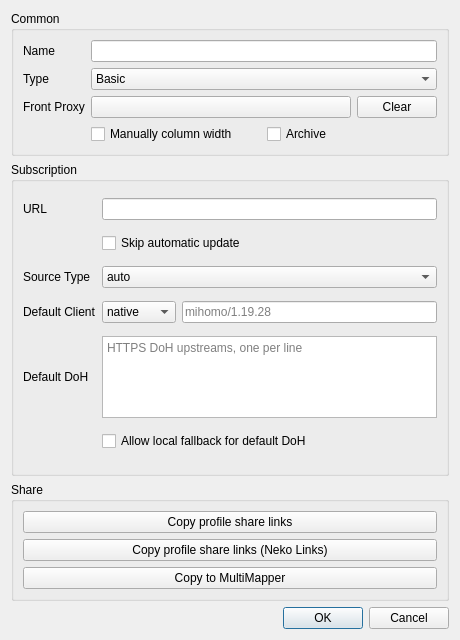
First picture: the form in ui/edit/dialog_edit_group.ui, repository DavidYordan/nekoray, before the edit.
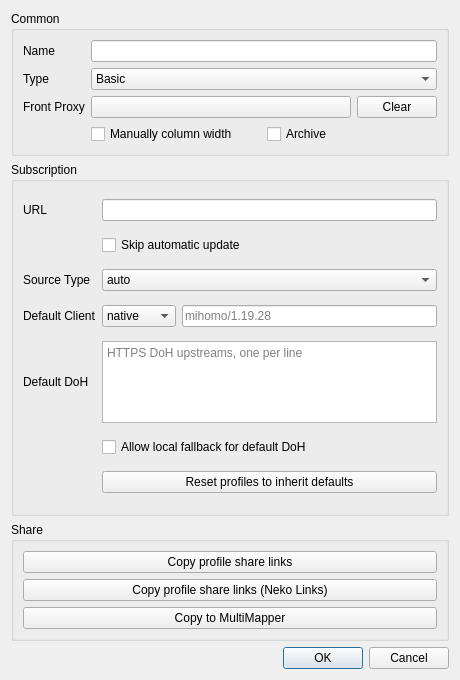
Second picture: the form after the edit. Custom widgets are drawn as their Qt base class.

```diff
--- a/ui/edit/dialog_edit_group.ui
+++ b/ui/edit/dialog_edit_group.ui
@@ -7,7 +7,7 @@
     <x>0</x>
     <y>0</y>
     <width>460</width>
-    <height>640</height>
+    <height>680</height>
    </rect>
   </property>
   <property name="minimumSize">
@@ -233,6 +233,13 @@
         </property>
        </widget>
       </item>
+      <item row="6" column="1">
+       <widget class="QPushButton" name="reset_profiles_inherit_defaults">
+        <property name="text">
+         <string>Reset profiles to inherit defaults</string>
+        </property>
+       </widget>
+      </item>
      </layout>
     </widget>
    </item>
```
Left out of the diff: 1 changed line with no effect on the pictures.
